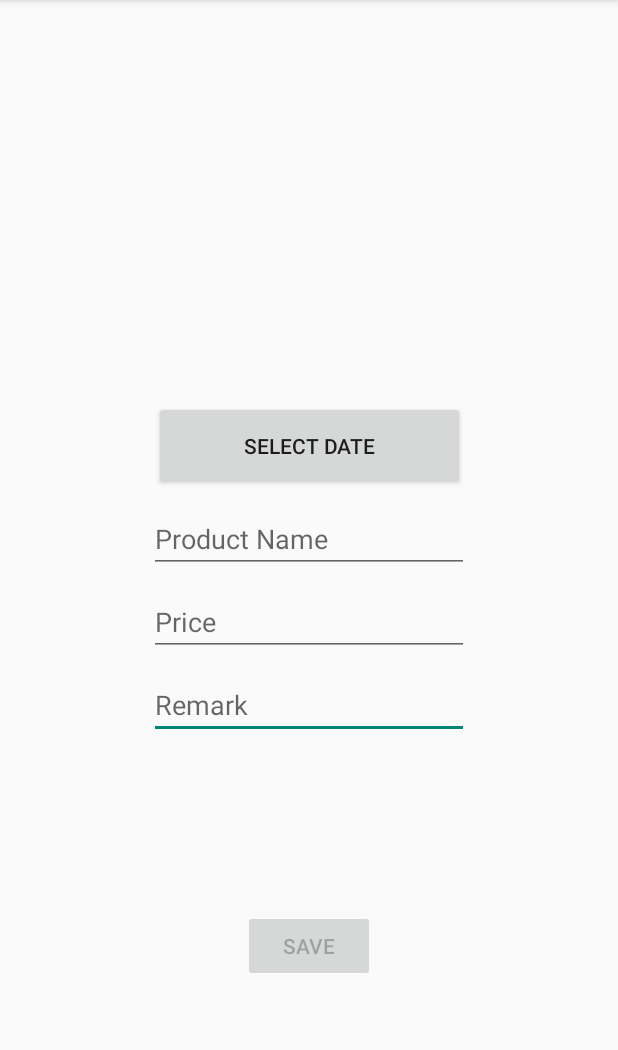
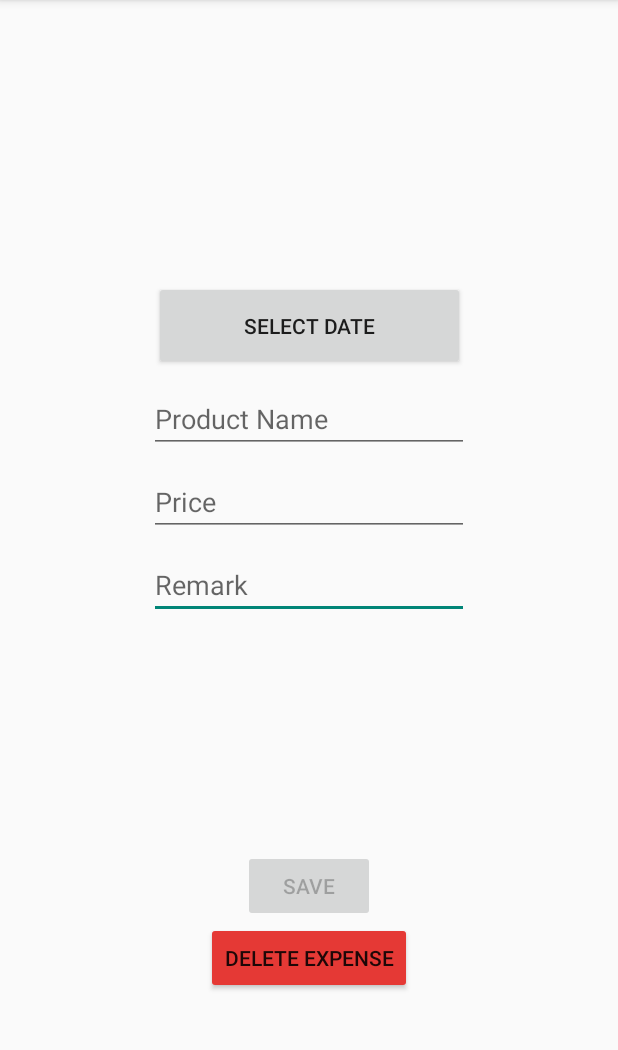
Before and after one commit to OrtalLankri/MoneyTracker, an Android app: the Expense screen opened directly, with no data from a screen before it, on a phone screen of 412 x 824 dp, the part 84-1134 px from its top. Run offline under Robolectric (Android 15) with nearby library versions, the light colour scheme and no system bars; our stand-ins replace Firebase (no records; nobody signed in at launch, a user with empty details on screens opened directly); 22 statements that could not run were skipped.

Commit message:
expense buttons with scroll and delete

```diff
--- a/app/src/main/res/layout/activity_expense.xml
+++ b/app/src/main/res/layout/activity_expense.xml
@@ -22,7 +22,7 @@
         android:id="@+id/date"
         android:layout_width="207dp"
         android:layout_height="59dp"
-        android:layout_marginTop="160dp"
+        android:layout_marginTop="80dp"
         android:ems="10"
         android:text="SELECT DATE"
         app:layout_constraintEnd_toEndOf="parent"
@@ -90,4 +90,16 @@
         app:layout_constraintStart_toStartOf="parent"
         app:layout_constraintTop_toBottomOf="@+id/remark" />
 
+    <Button
+        android:id="@+id/delete"
+        android:layout_width="wrap_content"
+        android:layout_height="wrap_content"
+        android:text="Delete Expense"
+        android:enabled="true"
+        app:backgroundTint="#E53935"
+        android:visibility="gone"
+        app:layout_constraintEnd_toEndOf="parent"
+        app:layout_constraintStart_toStartOf="parent"
+        app:layout_constraintTop_toBottomOf="@+id/save_button" />
+
 </androidx.constraintlayout.widget.ConstraintLayout>
```
Also changed, not shown: app/src/main/java/com/example/moneytracker/Category.kt (+11 -7 lines), app/src/main/java/com/example/moneytracker/Expense.kt (+47 -10 lines), app/src/main/res/layout/activity_category.xml (+24 -5 lines).
